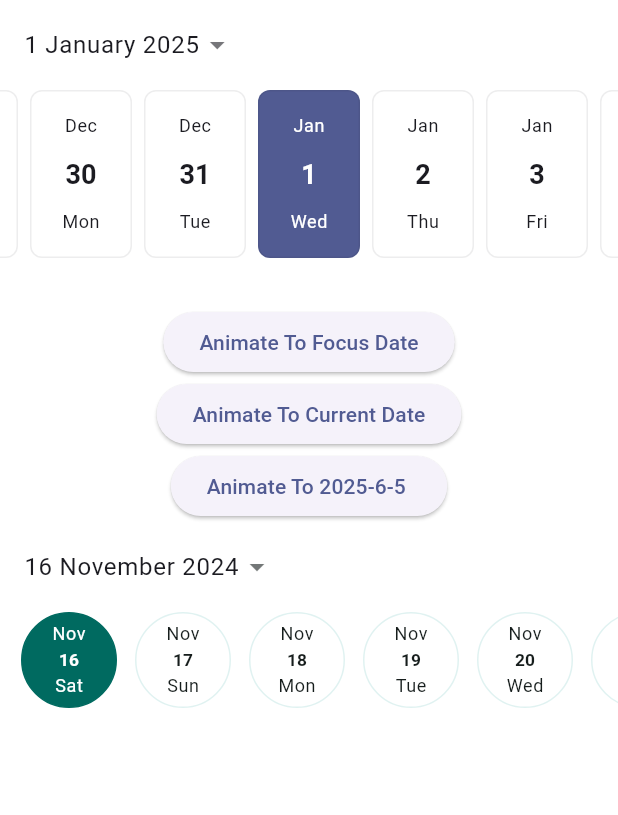
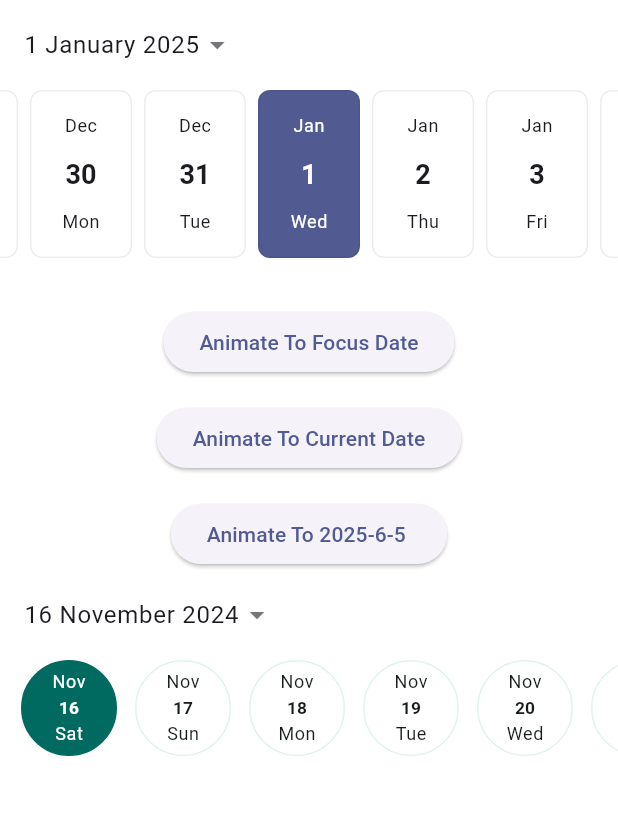
Before and after one commit to FadyFayezYounan/easy_date_timeline, a Flutter app: the screen it shows after launch, on a phone screen of 412 x 824 dp, the part 84-899 px from its top. Run offline on Flutter 3.47's test engine with Material 3 defaults, Android fonts, the phone set to English and light mode, and no system bars.

```diff
--- a/example/lib/new_examples/simple_use_date_picker.dart
+++ b/example/lib/new_examples/simple_use_date_picker.dart
@@ -32,22 +32,6 @@ class _NewWidgetExampleState extends State<SimpleUseExample> {
       children: [
         EasyDateTimeLinePicker(
           controller: _controller,
-          // disableStrategy: DisableStrategy.before(
-          //   DateTime(2025, 1, 1),
-          // ),
-          // disableStrategy: DisableStrategy.before(
-          //   DateTime(2024, 12, 15),
-          // ),
-          disableStrategy: DisableStrategy.ranges([
-            DateTimeRange(
-              start: DateTime(2024, 5, 1),
-              end: DateTime(2024, 5, 31),
-            ),
-            DateTimeRange(
-              start: DateTime(2025, 6, 1),
-              end: DateTime(2025, 6, 29),
-            ),
-          ]),
           firstDate: DateTime(2024, 3, 18),
           lastDate: DateTime(2030, 3, 18),
           focusedDate: _selectedDate,
@@ -64,12 +48,14 @@ class _NewWidgetExampleState extends State<SimpleUseExample> {
           },
           child: const Text('Animate To Focus Date'),
         ),
+        const SizedBox(height: 16.0),
         ElevatedButton(
           onPressed: () {
             _controller.animateToCurrentDate();
           },
           child: const Text('Animate To Current Date'),
         ),
+        const SizedBox(height: 16.0),
         ElevatedButton(
           onPressed: () {
             _controller.animateToDate(DateTime(_now.year + 1, 6, 5));
```
Also changed, not shown: 2 other files.
